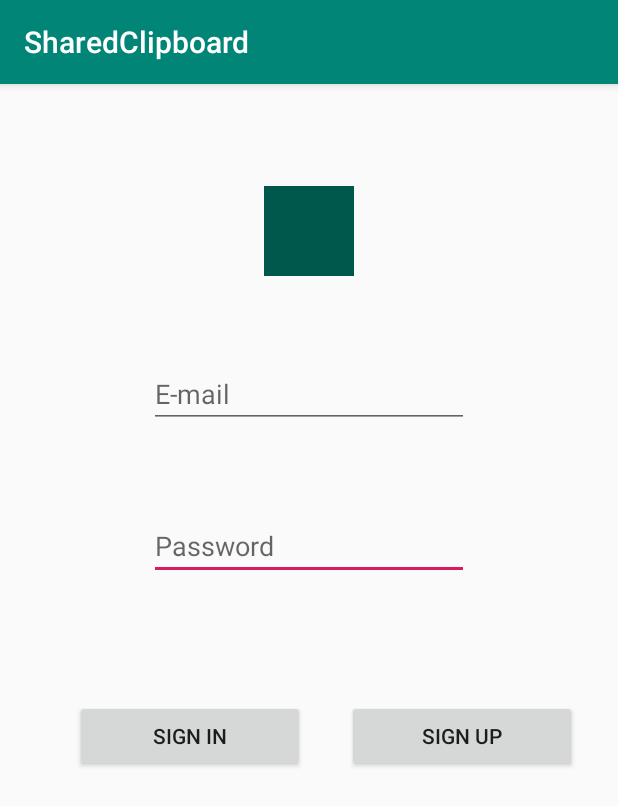
After one commit to tifecool/SharedClipboard, an Android app: the LoginActivity screen opened directly, with no data from a screen before it, on a phone screen of 412 x 824 dp. The commit adds this screen. Shown: the top 806 px of the screen. Run offline under Robolectric (Android 15) with nearby library versions, the phone set to English and light mode, and no system bars.

Commit message:
Implemented: LogIn Activity

```diff
--- a/app/src/main/AndroidManifest.xml
+++ b/app/src/main/AndroidManifest.xml
@@ -1,9 +1,6 @@
 <?xml version="1.0" encoding="utf-8"?>
 <manifest xmlns:android="http://schemas.android.com/apk/res/android"
     package="com.fade.sharedclipboard">
-
-    <uses-permission android:name="android.permission.FOREGROUND_SERVICE"/>
-    <uses-permission android:name="android.permission.RECEIVE_BOOT_COMPLETED" />
 
     <application
         android:allowBackup="true"
@@ -12,6 +9,7 @@
         android:roundIcon="@mipmap/ic_launcher_round"
         android:supportsRtl="true"
         android:theme="@style/AppTheme">
+        <activity android:name=".LoginActivity"></activity>
         <activity android:name=".MainActivity">
             <intent-filter>
                 <action android:name="android.intent.action.MAIN" />
@@ -31,18 +29,18 @@
             </intent-filter>
             <intent-filter>
                 <action android:name="android.intent.action.BOOT_COMPLETED" />
+
                 <category android:name="android.intent.category.DEFAULT" />
             </intent-filter>
-
         </receiver>
-
-
-
 
         <service
             android:name=".ClipboardListenerService"
             android:enabled="true"
             android:exported="true" />
     </application>
+    <uses-permission android:name="android.permission.RECEIVE_BOOT_COMPLETED" />
+
+    <uses-permission android:name="android.permission.FOREGROUND_SERVICE" />
 
 </manifest>
--- /dev/null
+++ b/app/src/main/java/com/fade/sharedclipboard/LoginActivity.java
@@ -0,0 +1,26 @@
+package com.fade.sharedclipboard;
+
+import androidx.appcompat.app.AppCompatActivity;
+
+import android.os.Bundle;
+import android.view.View;
+
+public class LoginActivity extends AppCompatActivity {
+
+	//TODO:	Setup basic sign up then firebase based.
+
+	@Override
+	protected void onCreate(Bundle savedInstanceState) {
+		super.onCreate(savedInstanceState);
+		setContentView(R.layout.activity_login);
+
+	}
+
+	public void signUpClicked(View view){
+
+	}
+
+	public void signInClicked(View view){
+
+	}
+}
--- /dev/null
+++ b/app/src/main/res/layout/activity_login.xml
@@ -0,0 +1,71 @@
+<?xml version="1.0" encoding="utf-8"?>
+<androidx.constraintlayout.widget.ConstraintLayout xmlns:android="http://schemas.android.com/apk/res/android"
+    xmlns:app="http://schemas.android.com/apk/res-auto"
+    xmlns:tools="http://schemas.android.com/tools"
+    android:layout_width="match_parent"
+    android:layout_height="match_parent"
+    tools:context=".LoginActivity">
+
+    <Button
+        android:id="@+id/signIn"
+        android:layout_width="153dp"
+        android:layout_height="48dp"
+        android:layout_marginTop="80dp"
+        android:onClick="signInClicked"
+        android:text="@string/sign_in"
+        app:layout_constraintEnd_toEndOf="parent"
+        app:layout_constraintHorizontal_bias="0.193"
+        app:layout_constraintStart_toStartOf="parent"
+        app:layout_constraintTop_toBottomOf="@+id/passwordText" />
+
+    <Button
+        android:id="@+id/signUp"
+        android:layout_width="153dp"
+        android:layout_height="48dp"
+        android:layout_marginTop="80dp"
+        android:onClick="signUpClicked"
+        android:text="@string/sign_up"
+        app:layout_constraintEnd_toEndOf="parent"
+        app:layout_constraintStart_toEndOf="@+id/signIn"
+        app:layout_constraintTop_toBottomOf="@+id/passwordText" />
+
+    <EditText
+        android:id="@+id/passwordText"
+        android:layout_width="wrap_content"
+        android:layout_height="wrap_content"
+        android:layout_marginTop="56dp"
+        android:ems="10"
+        android:hint="@string/password"
+        android:inputType="textPassword"
+        app:layout_constraintEnd_toEndOf="parent"
+        app:layout_constraintHorizontal_bias="0.5"
+        app:layout_constraintStart_toStartOf="parent"
+        app:layout_constraintTop_toBottomOf="@+id/emailText"
+        android:autofillHints="" />
+
+    <EditText
+        android:id="@+id/emailText"
+        android:layout_width="wrap_content"
+        android:layout_height="wrap_content"
+        android:layout_marginTop="56dp"
+        android:ems="10"
+        android:hint="@string/email"
+        android:inputType="textEmailAddress"
+        app:layout_constraintEnd_toEndOf="parent"
+        app:layout_constraintHorizontal_bias="0.5"
+        app:layout_constraintStart_toStartOf="parent"
+        app:layout_constraintTop_toBottomOf="@+id/imageView"
+        android:autofillHints="" />
+
+    <ImageView
+        android:id="@+id/imageView"
+        android:layout_width="60dp"
+        android:layout_height="60dp"
+        android:layout_marginTop="68dp"
+        app:layout_constraintEnd_toEndOf="parent"
+        app:layout_constraintHorizontal_bias="0.5"
+        app:layout_constraintStart_toStartOf="parent"
+        app:layout_constraintTop_toTopOf="parent"
+        app:srcCompat="@color/colorPrimaryDark"
+        android:contentDescription="@string/app_icon" />
+</androidx.constraintlayout.widget.ConstraintLayout>
--- a/app/src/main/res/layout/activity_main.xml
+++ b/app/src/main/res/layout/activity_main.xml
@@ -1,18 +1,10 @@
 <?xml version="1.0" encoding="utf-8"?>
 <androidx.constraintlayout.widget.ConstraintLayout xmlns:android="http://schemas.android.com/apk/res/android"
-    xmlns:app="http://schemas.android.com/apk/res-auto"
     xmlns:tools="http://schemas.android.com/tools"
     android:layout_width="match_parent"
     android:layout_height="match_parent"
     tools:context=".MainActivity">
 
-    <EditText
-        android:layout_width="wrap_content"
-        android:layout_height="wrap_content"
-        android:text="Hello World!"
-        app:layout_constraintBottom_toBottomOf="parent"
-        app:layout_constraintLeft_toLeftOf="parent"
-        app:layout_constraintRight_toRightOf="parent"
-        app:layout_constraintTop_toTopOf="parent" />
+
 
 </androidx.constraintlayout.widget.ConstraintLayout>
--- a/app/src/main/res/values/strings.xml
+++ b/app/src/main/res/values/strings.xml
@@ -1,3 +1,8 @@
 <resources>
     <string name="app_name">SharedClipboard</string>
+    <string name="sign_in">Sign In</string>
+    <string name="sign_up">Sign Up</string>
+    <string name="email">E-mail</string>
+    <string name="password">Password</string>
+    <string name="app_icon">App Icon</string>
 </resources>
```
